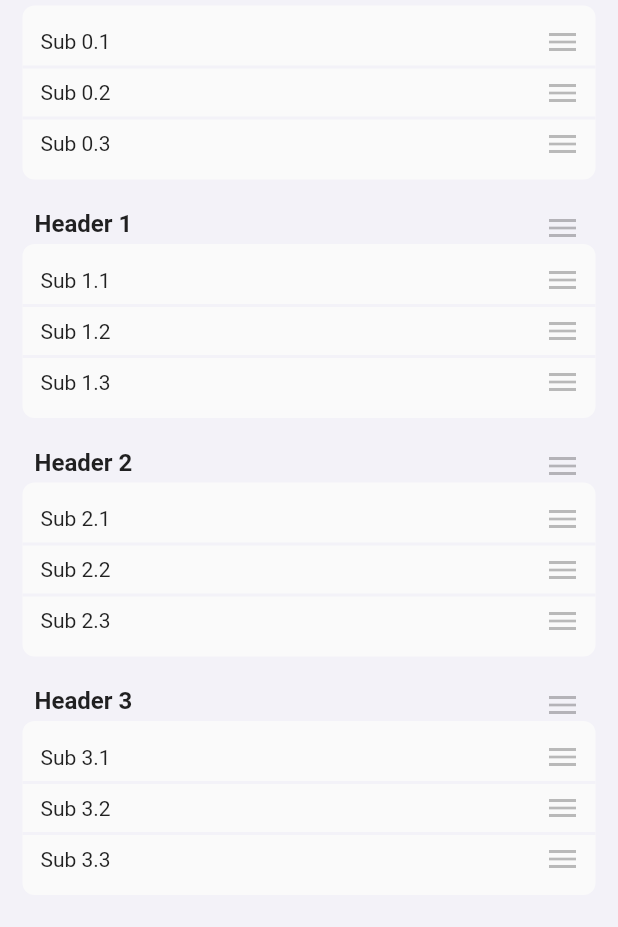
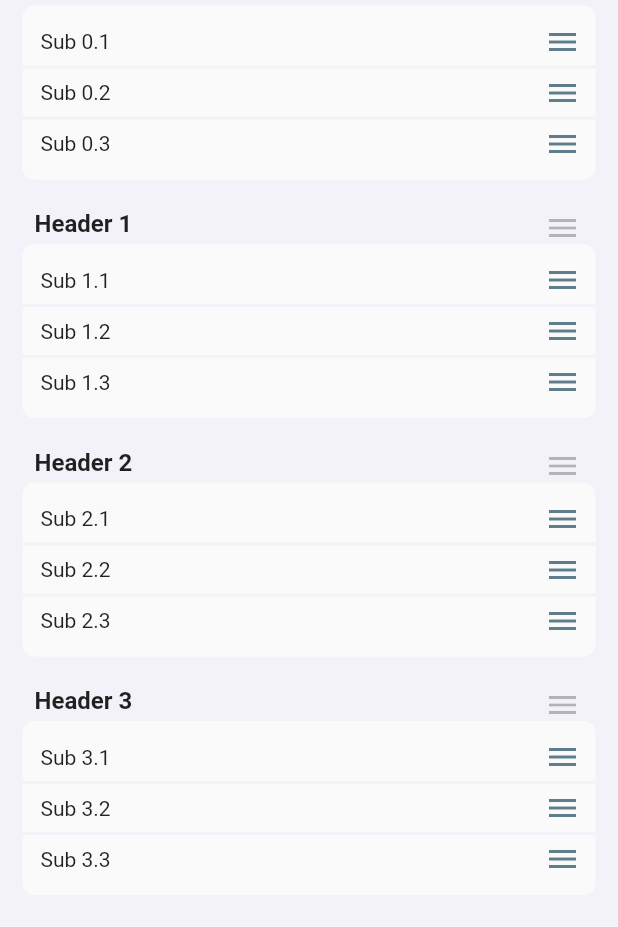
Before and after one commit to philip-brink/DragAndDropLists, a Flutter app: the DragHandleExample screen opened by its route, on a phone screen of 412 x 824 dp, the part 128-1055 px from its top. Run offline on Flutter 3.47's test engine with Material 2 defaults, Android fonts, the phone set to English and light mode, and no system bars.

Commit message:
update version

```diff
--- a/example/lib/drag_handle_example.dart
+++ b/example/lib/drag_handle_example.dart
@@ -130,7 +130,7 @@ class _DragHandleExample extends State<DragHandleExample> {
             padding: EdgeInsets.only(right: 10),
             child: Icon(
               Icons.menu,
-              color: Colors.black26,
+              color: Colors.blueGrey,
             ),
           ),
         ),
--- a/pubspec.yaml
+++ b/pubspec.yaml
@@ -1,6 +1,6 @@
 name: drag_and_drop_lists
 description: A flutter package to allow drag-and-drop reordering of two-level lists.
-version: 0.3.0
+version: 0.3.0+1
 homepage: https://github.com/philip-brink/DragAndDropLists
 
 environment:
```
Also changed, not shown: example/pubspec.lock, 1 other file.
